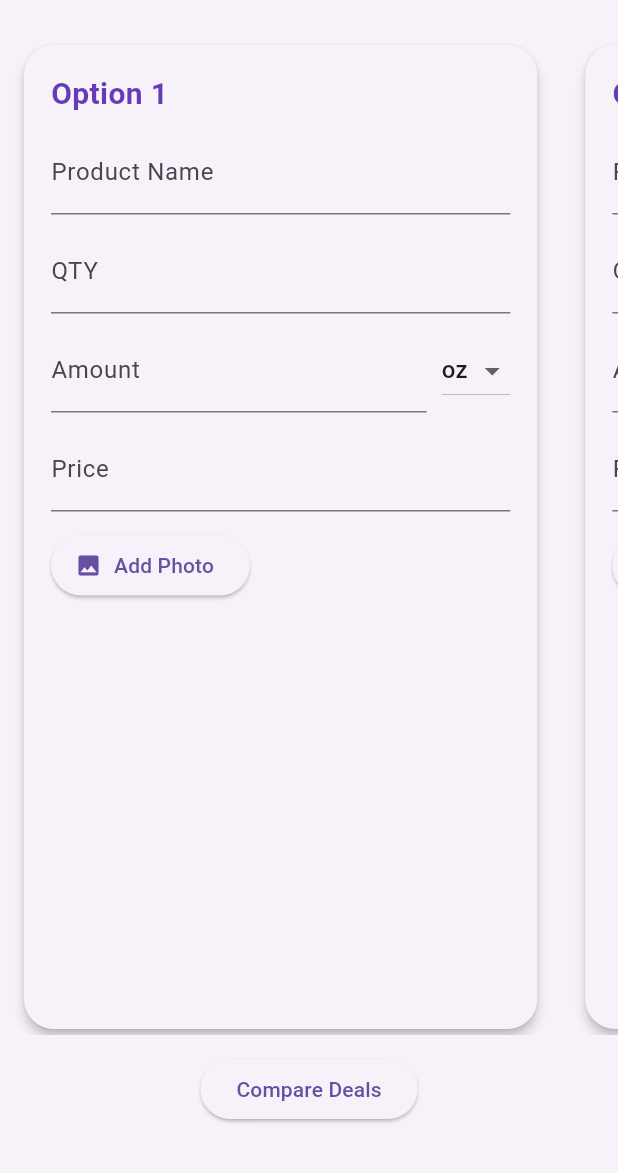
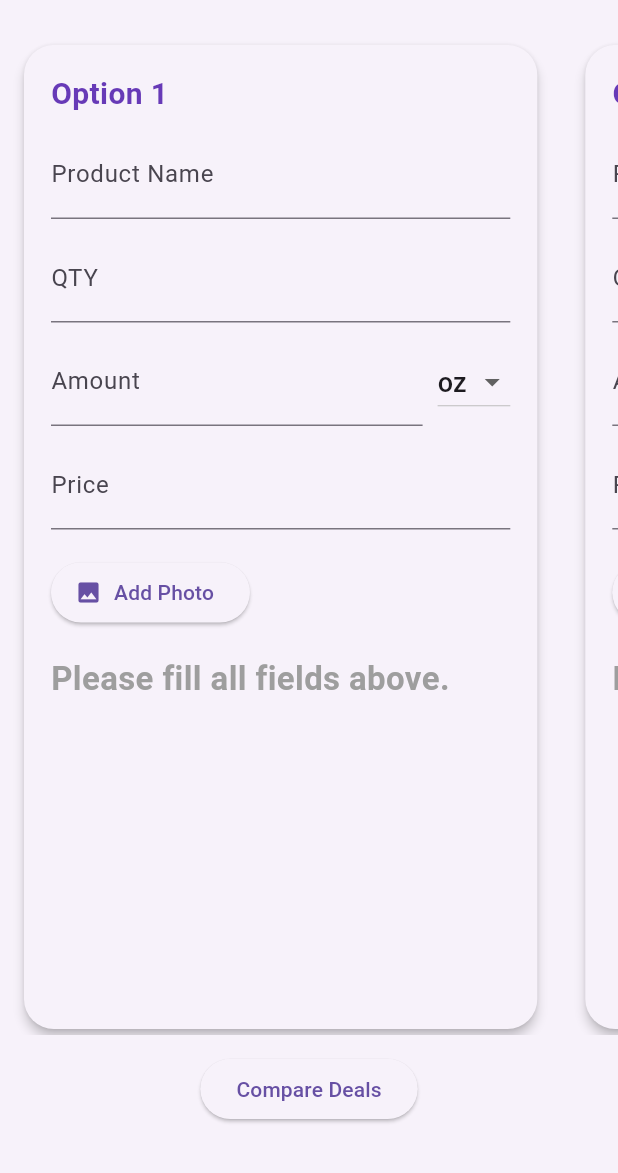
Before and after one commit to wolftone1916/deal-or-not, a Flutter app: the screen it shows after launch, on a phone screen of 412 x 824 dp, the part 63-1236 px from its top. Run offline on Flutter 3.47's test engine with Material 3 defaults, Android fonts, the phone set to English and light mode, and no system bars; our stand-ins replace image_picker.

Commit message:
Updated the comparison logic in DealOrNot app to include user-friendly results

```diff
--- a/lib/main.dart
+++ b/lib/main.dart
@@ -28,20 +28,19 @@ class DealOrNotApp extends StatelessWidget {
 enum UnitType { oz, g, lbs, kg, ml, l }
 
 double convertToBase(UnitType unit, double value) {
-  // All weight units to grams, all volume units to milliliters
   switch (unit) {
     case UnitType.oz:
-      return value * 28.3495; // oz to grams
+      return value * 28.3495;
     case UnitType.lbs:
-      return value * 453.592; // lbs to grams
+      return value * 453.592;
     case UnitType.kg:
-      return value * 1000.0; // kg to grams
+      return value * 1000.0;
     case UnitType.g:
-      return value; // grams
+      return value;
     case UnitType.ml:
-      return value; // milliliters
+      return value;
     case UnitType.l:
-      return value * 1000.0; // liters to milliliters
+      return value * 1000.0;
   }
 }
 
@@ -59,6 +58,19 @@ String unitTypeLabel(UnitType unit) {
       return "ml";
     case UnitType.l:
       return "l";
+  }
+}
+
+String displayUnitName(UnitType unit) {
+  switch (unit) {
+    case UnitType.oz:
+    case UnitType.lbs:
+    case UnitType.kg:
+    case UnitType.g:
+      return "gram";
+    case UnitType.ml:
+    case UnitType.l:
+      return "milliliter";
   }
 }
 
@@ -156,23 +168,33 @@ class _DealOrNotHomePageState extends State<DealOrNotHomePage> {
     });
   }
 
-  String getComparison(DealOptionData a, DealOptionData b) {
-    if (a.price == null || a.amount == null || a.quantity == null || b.price == null || b.amount == null || b.quantity == null) {
-      return "Please fill in all fields for both options.";
+  Tuple2<int?, List<double?>> getDealComparisons(List<DealOptionData> deals) {
+    List<double?> pricesPerUnit = deals.map((deal) {
+      if (deal.price == null || deal.amount == null || deal.quantity == null || deal.amount == 0 || deal.quantity == 0) {
+        return null;
+      }
+      double baseAmount = convertToBase(deal.unit, deal.amount!);
+      double totalBase = baseAmount * deal.quantity!;
+      return deal.price! / totalBase;
+    }).toList();
+
+    int? bestIndex;
+    double? bestValue;
+    for (int i = 0; i < pricesPerUnit.length; i++) {
+      if (pricesPerUnit[i] != null) {
+        if (bestValue == null || pricesPerUnit[i]! < bestValue) {
+          bestValue = pricesPerUnit[i];
+          bestIndex = i;
+        }
+      }
     }
-    // Normalize to price per base unit per item
-    double aBaseAmount = convertToBase(a.unit, a.amount!);
-    double bBaseAmount = convertToBase(b.unit, b.amount!);
-    double aPerUnit = a.price! / (aBaseAmount * (a.quantity ?? 1));
-    double bPerUnit = b.price! / (bBaseAmount * (b.quantity ?? 1));
 
-    if (aPerUnit < bPerUnit) {
-      return "Option 1 is the better deal";
-    } else if (bPerUnit < aPerUnit) {
-      return "Option 2 is the better deal";
-    } else {
-      return "Both options are the same deal";
-    }
+    List<double?> differences = pricesPerUnit.map((price) {
+      if (bestValue == null || price == null) return null;
+      return price - bestValue;
+    }).toList();
+
+    return Tuple2(bestIndex, differences);
   }
 
   @override
@@ -187,6 +209,9 @@ class _DealOrNotHomePageState extends State<DealOrNotHomePage> {
       ),
       body: Consumer<DealOptionsProvider>(
         builder: (context, optionsProvider, child) {
+          final deals = optionsProvider.options;
+          final Tuple2<int?, List<double?>> comparison = getDealComparisons(deals);
+
           return Column(
             children: [
               const SizedBox(height: 12),
@@ -194,9 +219,9 @@ class _DealOrNotHomePageState extends State<DealOrNotHomePage> {
                 child: ListView.builder(
                   controller: _scrollController,
                   scrollDirection: Axis.horizontal,
-                  itemCount: optionsProvider.options.length + (optionsProvider.options.length < optionsProvider.maxOptions ? 1 : 0),
+                  itemCount: deals.length + (deals.length < optionsProvider.maxOptions ? 1 : 0),
                   itemBuilder: (context, index) {
-                    if (index == optionsProvider.options.length && optionsProvider.options.length < optionsProvider.maxOptions) {
+                    if (index == deals.length && deals.length < optionsProvider.maxOptions) {
                       return Container(
                         width: MediaQuery.of(context).size.width * 0.6,
                         margin: const EdgeInsets.symmetric(horizontal: 12),
@@ -208,6 +233,67 @@ class _DealOrNotHomePageState extends State<DealOrNotHomePage> {
                         ),
                       );
                     }
+                    final displayUnit = displayUnitName(deals[index].unit);
+                    final bestIndex = comparison.item1;
+                    final differences = comparison.item2;
+
+                    Widget resultWidget;
+                    if (deals[index].price == null || deals[index].amount == null || deals[index].quantity == null || deals[index].amount == 0 || deals[index].quantity == 0) {
+                      resultWidget = Text(
+                        "Please fill all fields above.",
+                        style: TextStyle(fontSize: 22, color: Colors.grey, fontWeight: FontWeight.bold),
+                      );
+                    } else if (differences[index] != null) {
+                      double diff = differences[index]!;
+                      double pricePerUnit = diff + (bestIndex != null ? differences[bestIndex]! : 0.0);
+                      String formattedDiff = "\$${diff.abs().toStringAsFixed(2)} per $displayUnit";
+                      String formattedPrice = "\$${pricePerUnit.toStringAsFixed(2)} per $displayUnit";
+                      TextStyle style = TextStyle(fontSize: 22, fontWeight: FontWeight.bold);
+
+                      if (bestIndex == index) {
+                        double nextBestDiff = 0.0;
+                        for (int i = 0; i < differences.length; i++) {
+                          if (i != index && differences[i] != null && (nextBestDiff == 0.0 || differences[i]! < nextBestDiff)) {
+                            nextBestDiff = differences[i]!;
+                          }
+                        }
+                        resultWidget = Column(
+                          crossAxisAlignment: CrossAxisAlignment.start,
+                          children: [
+                            Text(
+                              "Best Deal!",
+                              style: style.copyWith(color: Colors.green[700]),
+                            ),
+                            if (nextBestDiff > 0.0)
+                              Text(
+                                "You save \$${nextBestDiff.toStringAsFixed(2)} per $displayUnit compared to other options.",
+                                style: style.copyWith(color: Colors.green[700]),
+                              ),
+                            Text(
+                              "Unit price: $formattedPrice",
+                              style: style.copyWith(color: Colors.green[700], fontSize: 18, fontWeight: FontWeight.normal),
+                            ),
+                          ],
+                        );
+                      } else {
+                        resultWidget = Column(
+                          crossAxisAlignment: CrossAxisAlignment.start,
+                          children: [
+                            Text(
+                              "More expensive by $formattedDiff compared to the best deal.",
+                              style: style.copyWith(color: Colors.red[700]),
+                            ),
+                            Text(
+                              "Unit price: $formattedPrice",
+                              style: style.copyWith(color: Colors.red[700], fontSize: 18, fontWeight: FontWeight.normal),
+                            ),
+                          ],
+                        );
+                      }
+                    } else {
+                      resultWidget = SizedBox.shrink();
+                    }
+
                     return Container(
                       width: MediaQuery.of(context).size.width * 0.85,
                       margin: const EdgeInsets.symmetric(horizontal: 12),
@@ -215,8 +301,9 @@ class _DealOrNotHomePageState extends State<DealOrNotHomePage> {
                         children: [
                           DealOptionCard(
                             index: index,
-                            data: optionsProvider.options[index],
+                            data: deals[index],
                             onChanged: (data) => optionsProvider.updateOption(index, data),
+                            resultWidget: resultWidget,
                           ),
                           if (index >= 2)
                             Positioned(
@@ -240,12 +327,19 @@ class _DealOrNotHomePageState extends State<DealOrNotHomePage> {
               const SizedBox(height: 12),
               ElevatedButton(
                 onPressed: () {
-                  final deals = optionsProvider.options;
+                  if (deals.length < 2) {
+                    showDialog(context: context, builder: (_) => const AlertDialog(title: Text("Deal Result"), content: Text("Please fill in all fields for both options.")));
+                    return;
+                  }
+                  final Tuple2<int?, List<double?>> comparison = getDealComparisons(deals);
+                  final bestIndex = comparison.item1;
+                  final differences = comparison.item2;
                   String result;
-                  if (deals.length >= 2) {
-                    result = getComparison(deals[0], deals[1]);
+                  if (bestIndex == null) {
+                    result = "Please fill in all fields for both options.";
                   } else {
-                    result = "Please fill in all fields for both options.";
+                    final displayUnit = displayUnitName(deals[bestIndex].unit);
+                    result = "Option \\${bestIndex + 1} is the best deal!\nUnit price: \\$${(differences[bestIndex]! + (differences[bestIndex] ?? 0.0)).toStringAsFixed(2)} per $displayUnit";
                   }
                   showDialog(context: context, builder: (_) => AlertDialog(title: const Text("Deal Result"), content: Text(result)));
                 },
@@ -258,6 +352,12 @@ class _DealOrNotHomePageState extends State<DealOrNotHomePage> {
       ),
     );
   }
+}
+
+class Tuple2<T1, T2> {
+  final T1 item1;
+  final T2 item2;
+  Tuple2(this.item1, this.item2);
 }
 
 class AddItemCard extends StatelessWidget {
@@ -296,8 +396,15 @@ class DealOptionCard extends StatefulWidget {
   final int index;
   final DealOptionData data;
   final ValueChanged<DealOptionData> onChanged;
+  final Widget? resultWidget;
 
-  const DealOptionCard({super.key, required this.index, required this.data, required this.onChanged});
+  const DealOptionCard({
+    super.key,
+    required this.index,
+    required this.data,
+    required this.onChanged,
+    this.resultWidget,
+  });
 
   @override
   State<DealOptionCard> createState() => _DealOptionCardState();
@@ -377,6 +484,7 @@ class _DealOptionCardState extends State<DealOptionCard> {
             TextField(
               controller: nameController,
               decoration: const InputDecoration(labelText: 'Product Name'),
+              style: const TextStyle(fontSize: 18),
               onChanged: (_) => updateParent(),
             ),
             const SizedBox(height: 10),
@@ -384,6 +492,7 @@ class _DealOptionCardState extends State<DealOptionCard> {
               controller: quantityController,
               keyboardType: TextInputType.number,
               decoration: const InputDecoration(labelText: 'QTY'),
+              style: const TextStyle(fontSize: 18),
               onChanged: (_) => updateParent(),
             ),
             const SizedBox(height: 10),
@@ -394,6 +503,7 @@ class _DealOptionCardState extends State<DealOptionCard> {
                     controller: amountController,
                     keyboardType: TextInputType.number,
                     decoration: const InputDecoration(labelText: 'Amount'),
+                    style: const TextStyle(fontSize: 18),
                     onChanged: (_) => updateParent(),
                   ),
                 ),
@@ -409,7 +519,7 @@ class _DealOptionCardState extends State<DealOptionCard> {
                   items: UnitType.values.map((UnitType unit) {
                     return DropdownMenuItem<UnitType>(
                       value: unit,
-                      child: Text(unitTypeLabel(unit)),
+                      child: Text(unitTypeLabel(unit), style: const TextStyle(fontSize: 18)),
                     );
                   }).toList(),
                 ),
@@ -420,9 +530,10 @@ class _DealOptionCardState extends State<DealOptionCard> {
               controller: priceController,
               keyboardType: TextInputType.number,
               decoration: const InputDecoration(labelText: 'Price'),
+              style: const TextStyle(fontSize: 18),
               onChanged: (_) => updateParent(),
             ),
-            const SizedBox(height: 12),
+            const SizedBox(height: 18),
             Row(
               mainAxisAlignment: MainAxisAlignment.spaceBetween,
               children: [
@@ -442,6 +553,8 @@ class _DealOptionCardState extends State<DealOptionCard> {
                   ),
               ],
             ),
+            const SizedBox(height: 18),
+            if (widget.resultWidget != null) widget.resultWidget!,
           ],
         ),
       ),
```
